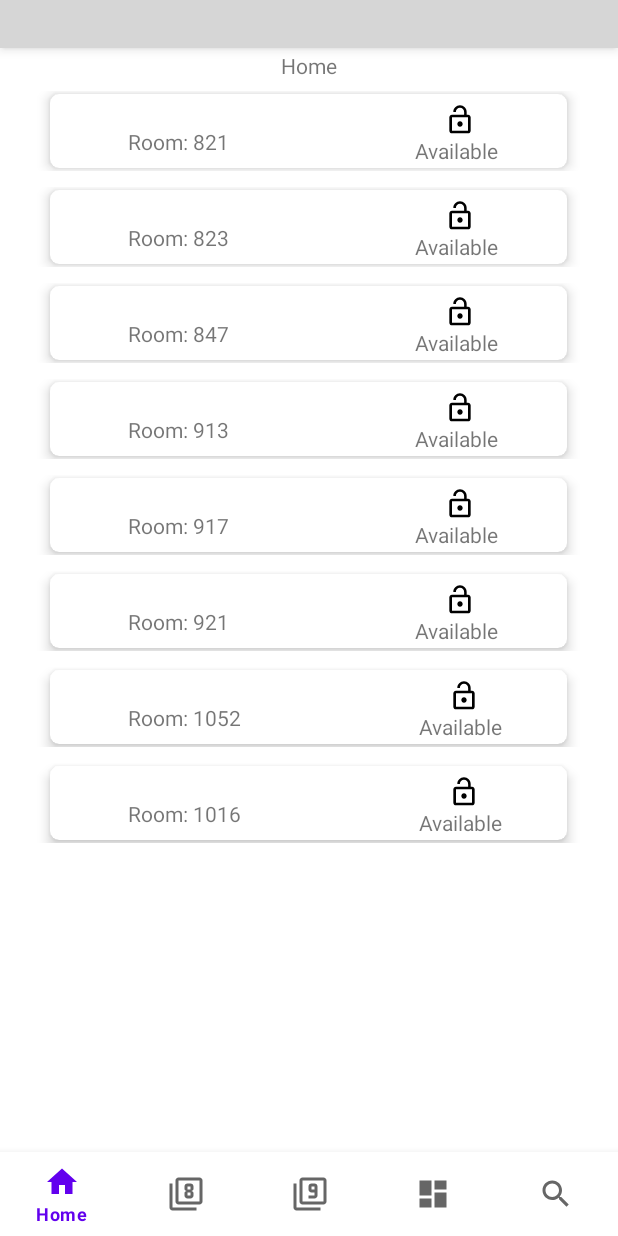
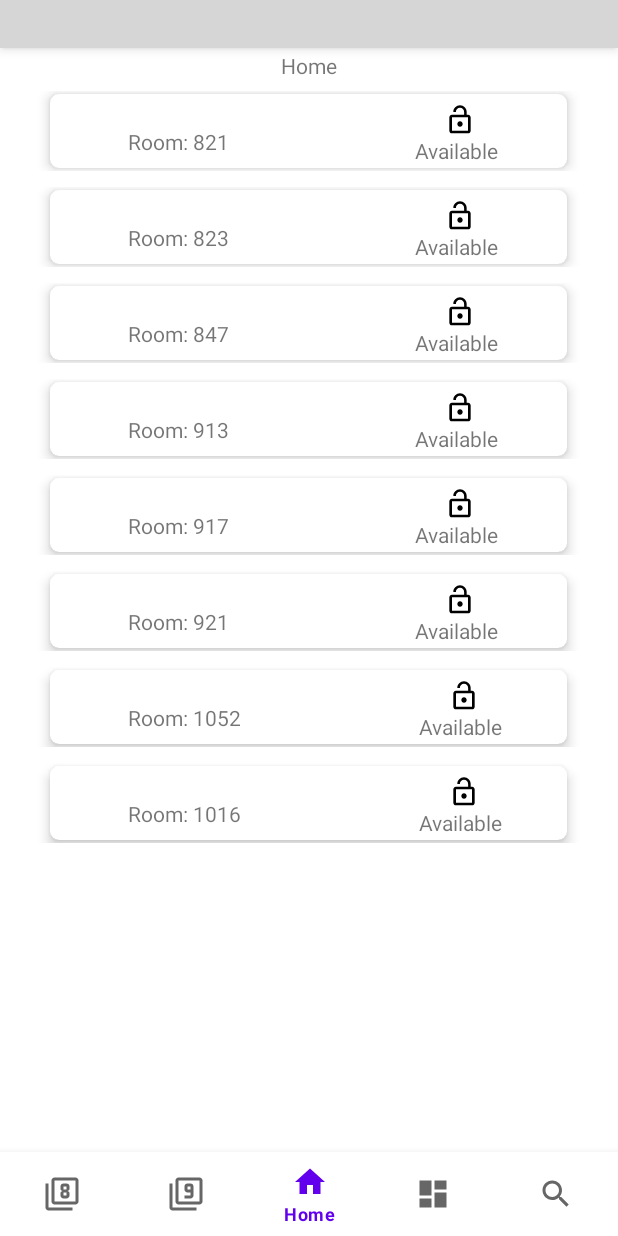
Before and after one commit to sal515/ENGRLABS, an Android app: the ExpandableRecyclerWithBottomNav screen opened directly, with no data from a screen before it, on a phone screen of 412 x 824 dp. Run offline under Robolectric (Android 15) with nearby library versions, the phone set to English and light mode, and no system bars; libraries missing offline, so code that uses them is left out: com.mancj.materialsearchbar; plain views replace MaterialSearchBar; 7 statements that could not run were skipped; grey boxes are pictures that could not be loaded.

Commit message:
moved home button back to original position and made it the default mode

```diff
--- a/app/src/main/java/ca/engrLabs_390/engrlabs/ExpandableRecyclerWithBottomNav.java
+++ b/app/src/main/java/ca/engrLabs_390/engrlabs/ExpandableRecyclerWithBottomNav.java
@@ -87,6 +87,7 @@ public class ExpandableRecyclerWithBottomNav extends AppCompatActivity {
 
         // Initializing the bottom nav bar reference
         navigation = (BottomNavigationView) findViewById(R.id.navigation);
+        navigation.setSelectedItemId(R.id.navigation_home);
 
         // Initialize RecyclerView variable
         recyclerViewVar = findViewById(R.id.expandingRecyclerView);
--- a/app/src/main/res/menu/navigation.xml
+++ b/app/src/main/res/menu/navigation.xml
@@ -3,10 +3,6 @@
 
     <!-- Supports up to 5 items not more -->
 
-    <item
-        android:id="@+id/navigation_home"
-        android:icon="@drawable/ic_home_black_24dp"
-        android:title="@string/title_home" />
     <item
         android:id="@+id/navigation_floor_8"
         android:icon="@drawable/ic_floor_8_black_24dp"
@@ -18,6 +14,10 @@
         android:title="@string/Floor_9" />
 
     <item
+        android:id="@+id/navigation_home"
+        android:icon="@drawable/ic_home_black_24dp"
+        android:title="@string/title_home" />
+    <item
         android:id="@+id/navigation_dashboard"
         android:icon="@drawable/ic_dashboard_black_24dp"
         android:title="@string/title_dashboard" />
```
